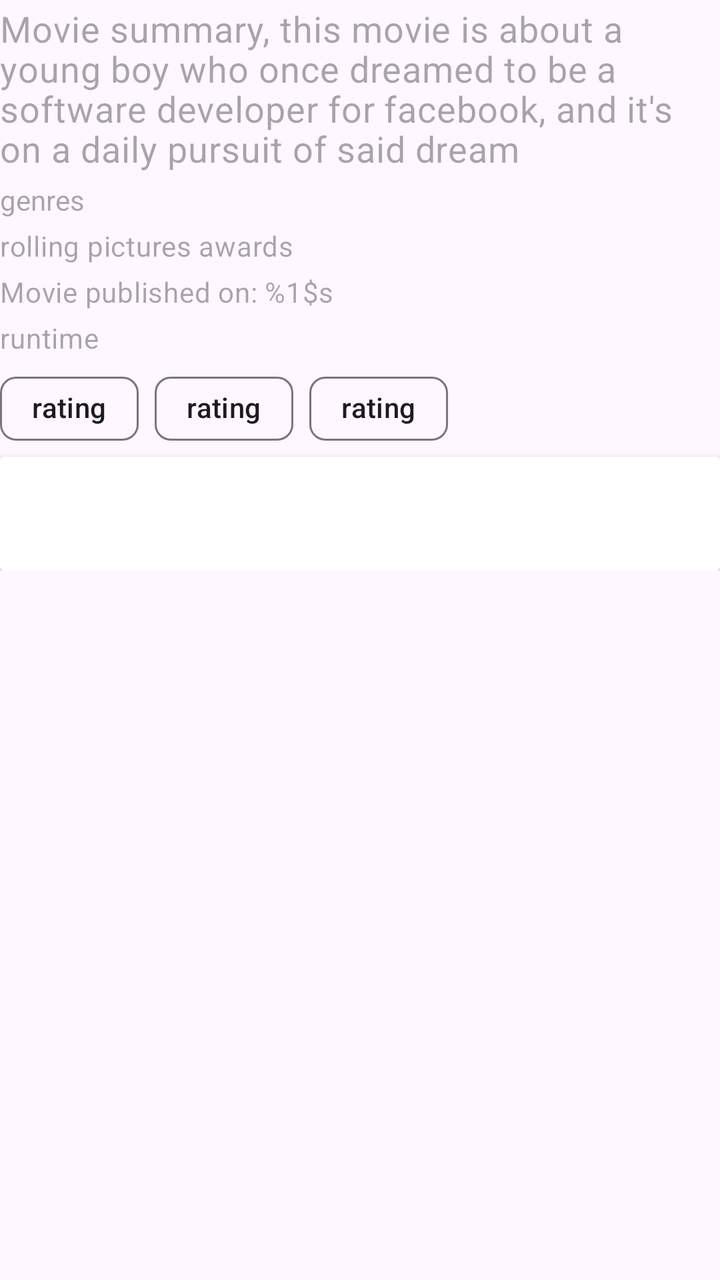
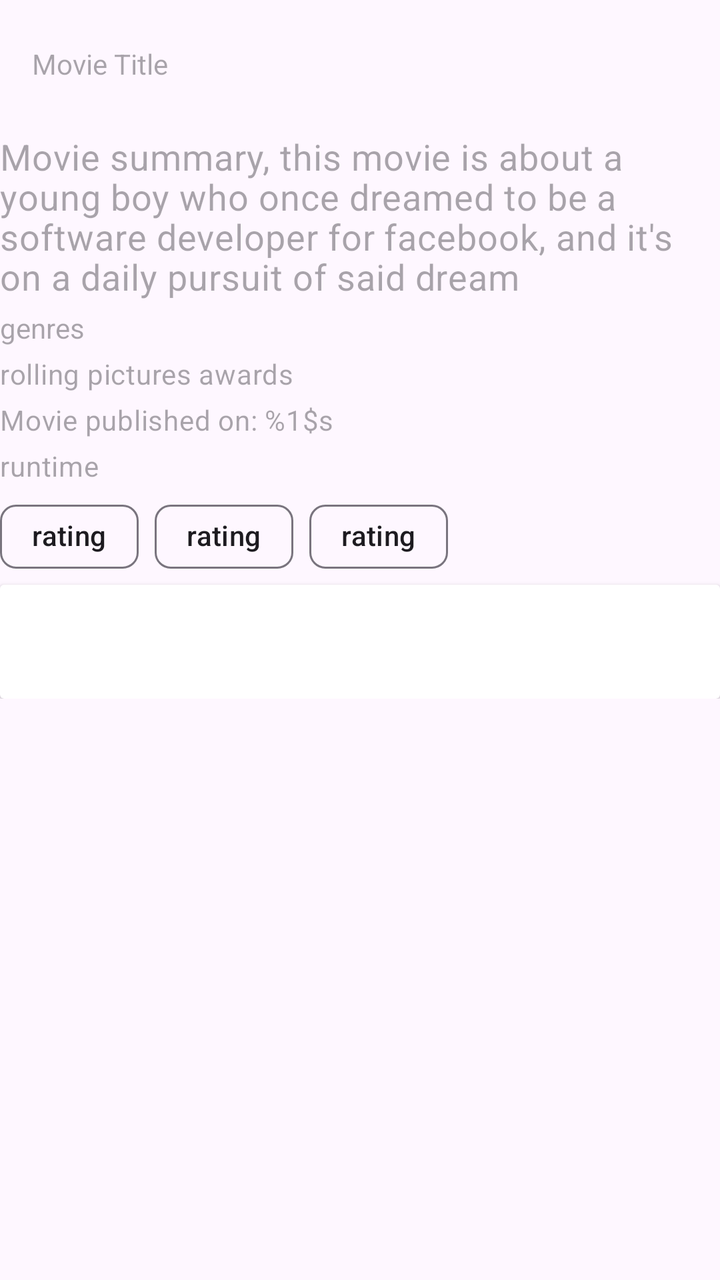

Before-and-after screenshots of an Android layout around one commit, followed by the original layout XML and the change that was made.
<!-- AndroidManifest.xml: another module's application theme Theme.MovieCatalog -->
<!-- res/layout/fragment_movie_details.xml -->
<?xml version="1.0" encoding="utf-8"?>
<androidx.core.widget.NestedScrollView xmlns:android="http://schemas.android.com/apk/res/android"
    xmlns:app="http://schemas.android.com/apk/res-auto"
    xmlns:tools="http://schemas.android.com/tools"
    android:layout_width="match_parent"
    android:layout_height="match_parent"
    android:layout_margin="@dimen/eight_dimen">

    <LinearLayout
        android:layout_width="match_parent"
        android:layout_height="match_parent"
        android:orientation="vertical">

        <androidx.recyclerview.widget.RecyclerView
            android:id="@+id/list_images"
            android:layout_width="match_parent"
            android:layout_height="wrap_content"
            tools:listitem="@layout/image_entry" />

        <com.google.android.material.textview.MaterialTextView
            android:id="@+id/movie_summary"
            style="?attr/textAppearanceBodyMedium"
            android:layout_width="match_parent"
            android:layout_height="wrap_content"
            android:layout_marginVertical="2dp"
            android:hint="@string/movie_summary"
            android:textSize="18sp" />

        <com.google.android.material.textview.MaterialTextView
            android:id="@+id/movie_genres"
            android:layout_width="match_parent"
            android:layout_height="wrap_content"
            android:layout_marginVertical="2dp"
            android:hint="@string/genres" />


        <com.google.android.material.textview.MaterialTextView
            android:id="@+id/movie_awards"
            style="@style/TextAppearance.Material3.BodyMedium"
            android:layout_width="match_parent"
            android:layout_height="wrap_content"
            android:layout_marginVertical="2dp"
            android:hint="@string/awards" />

        <com.google.android.material.textview.MaterialTextView
            android:id="@+id/movie_publication_date"
            style="@style/TextAppearance.Material3.BodyMedium"
            android:layout_width="wrap_content"
            android:layout_height="wrap_content"
            android:layout_marginVertical="2dp"
            android:hint="@string/movie_published_on" />

        <com.google.android.material.textview.MaterialTextView
            android:id="@+id/movie_runtime"
            style="@style/TextAppearance.Material3.BodyMedium"
            android:layout_width="wrap_content"
            android:layout_height="wrap_content"
            android:layout_marginVertical="2dp"
            android:hint="@string/runtime" />

        <com.google.android.material.chip.ChipGroup
            android:id="@+id/chip_rating_group"
            android:layout_width="match_parent"
            android:layout_height="wrap_content"
            android:layoutDirection="locale"
            app:chipSpacing="@dimen/sixteen_dimen"
            app:singleLine="true">

            <com.google.android.material.chip.Chip
                android:id="@+id/imdb_chip"
                android:layout_width="wrap_content"
                android:layout_height="wrap_content"
                android:text="@string/rating" />

            <com.google.android.material.chip.Chip
                android:id="@+id/r_tomatoes_chip"
                android:layout_width="wrap_content"
                android:layout_height="wrap_content"
                android:text="@string/rating" />

            <com.google.android.material.chip.Chip
                android:id="@+id/movie_db_chip"
                android:layout_width="wrap_content"
                android:layout_height="wrap_content"
                android:text="@string/rating" />

        </com.google.android.material.chip.ChipGroup>

        <androidx.recyclerview.widget.RecyclerView
            android:id="@+id/list_actors"
            android:layout_width="match_parent"
            android:layout_height="wrap_content"
            tools:listitem="@layout/actors_entry" />

        <androidx.cardview.widget.CardView
            android:layout_width="match_parent"
            android:layout_height="wrap_content">

            <LinearLayout
                android:layout_width="match_parent"
                android:layout_height="wrap_content"
                android:orientation="vertical">

                <TextView
                    android:id="@+id/movie_budget"
                    android:layout_width="match_parent"
                    android:layout_height="wrap_content" />

                <TextView
                    android:id="@+id/movie_open_weekend_gross"
                    android:layout_width="match_parent"
                    android:layout_height="wrap_content" />

                <TextView
                    android:id="@+id/movie_world_wide_gross"
                    android:layout_width="match_parent"
                    android:layout_height="wrap_content" />

            </LinearLayout>
        </androidx.cardview.widget.CardView>

        <androidx.recyclerview.widget.RecyclerView
            android:id="@+id/list_similars"
            android:layout_width="match_parent"
            android:layout_height="wrap_content"
            tools:listitem="@layout/similar_entry" />

    </LinearLayout>

</androidx.core.widget.NestedScrollView>
<!-- res/layout/image_entry.xml (included above) -->
<?xml version="1.0" encoding="utf-8"?>
<androidx.cardview.widget.CardView xmlns:android="http://schemas.android.com/apk/res/android"
    android:layout_width="wrap_content"
    android:layout_height="wrap_content"
    android:layout_margin="@dimen/eight_dimen">

        <com.google.android.material.imageview.ShapeableImageView
            android:id="@+id/movie_image"
            android:layout_width="wrap_content"
            android:layout_height="250dp"
            android:src="@drawable/ic_image" />

</androidx.cardview.widget.CardView>
<!-- res/layout/actors_entry.xml (included above) -->
<?xml version="1.0" encoding="utf-8"?>
<androidx.cardview.widget.CardView xmlns:android="http://schemas.android.com/apk/res/android"
    android:layout_width="wrap_content"
    android:layout_height="wrap_content"
    android:layout_margin="@dimen/eight_dimen">

    <LinearLayout
        android:layout_width="wrap_content"
        android:layout_height="wrap_content"
        android:orientation="vertical">

        <TextView
            android:id="@+id/actor_name"
            android:layout_gravity="center_horizontal"
            android:layout_width="match_parent"
            android:layout_height="wrap_content" />

        <TextView
            android:id="@+id/actor_character"
            android:layout_gravity="center_horizontal"
            android:layout_width="match_parent"
            android:layout_height="wrap_content" />

        <ImageView
            android:id="@+id/actor_image"
            android:layout_width="wrap_content"
            android:layout_height="250dp"
            android:src="@drawable/ic_image" />
    </LinearLayout>
</androidx.cardview.widget.CardView>
<!-- res/layout/similar_entry.xml (included above) -->
<?xml version="1.0" encoding="utf-8"?>
<androidx.cardview.widget.CardView xmlns:android="http://schemas.android.com/apk/res/android"
    xmlns:app="http://schemas.android.com/apk/res-auto"
    xmlns:tools="http://schemas.android.com/tools"
    android:layout_width="wrap_content"
    android:layout_height="wrap_content"
    android:layout_margin="@dimen/eight_dimen">

    <LinearLayout
        android:layout_width="match_parent"
        android:layout_height="wrap_content"
        android:orientation="vertical"
        tools:ignore="UseCompoundDrawables">

        <TextView
            android:layout_width="match_parent"
            android:layout_height="wrap_content"
            android:layout_gravity="center_horizontal"
            android:hint="@string/title"
            android:id="@+id/similar_title" />

        <ImageView
            android:layout_width="wrap_content"
            android:layout_height="250dp"
            android:src="@drawable/ic_image"
            android:id="@+id/similar_image"
            android:contentDescription="@string/runtime" />

    </LinearLayout>
</androidx.cardview.widget.CardView>
<!-- resources referenced by this layout -->
<resources>
  <dimen name="eight_dimen">8dp</dimen>
  <dimen name="sixteen_dimen">16dp</dimen>
  <!-- drawable ic_image (drawable) -->
  <vector xmlns:android="http://schemas.android.com/apk/res/android"
      android:width="24dp"
      android:height="24dp"
      android:tint="#000000"
      android:viewportWidth="24"
      android:viewportHeight="24">
      <path
          android:fillColor="@android:color/white"
          android:pathData="M18,4H6v2l6.5,6L6,18v2h12v-3h-7l5,-5 -5,-5h7V4z" />
  </vector>
  <string name="awards">rolling pictures awards</string>
  <string name="genres">genres</string>
  <string name="movie_published_on">Movie published on: %1$s</string>
  <string name="movie_summary">Movie summary, this movie is about a young boy who once dreamed to be a software developer for facebook, and it\'s on a daily pursuit of said dream</string>
  <string name="rating">rating</string>
  <string name="runtime">runtime</string>
  <string name="title">similar title</string>
  <style name="Theme.MovieCatalog" parent="Theme.Material3.Light.NoActionBar">
          
          <item name="colorPrimary">@color/purple_500</item>
          <item name="colorPrimaryVariant">@color/purple_700</item>
          <item name="colorOnPrimary">@color/white</item>
          
          <item name="colorSecondary">@color/teal_200</item>
          <item name="colorSecondaryVariant">@color/teal_700</item>
          <item name="colorOnSecondary">@color/black</item>
          
          <item name="android:statusBarColor">@android:color/darker_gray</item>
          
      </style>
  <color name="purple_500">#FF6200EE</color>
  <color name="purple_700">#FF3700B3</color>
  <color name="white">#FFFFFFFF</color>
  <color name="teal_200">#FF03DAC5</color>
  <color name="teal_700">#FF018786</color>
  <color name="black">#FF000000</color>
</resources>

<!-- the commit's change to res/layout/fragment_movie_details.xml (unified diff, before → after) -->
@@ -11,6 +11,21 @@
         android:layout_height="match_parent"
         android:orientation="vertical">
 
+        <androidx.appcompat.widget.Toolbar
+            android:layout_width="match_parent"
+            android:layout_height="wrap_content"
+            android:id="@+id/toolbar"
+            app:layout_collapseMode="pin">
+
+            <TextView
+                android:layout_width="match_parent"
+                android:layout_height="wrap_content"
+                android:hint="@string/movie_title"
+                android:id="@+id/movie_title"
+                android:layout_gravity="center"/>
+
+        </androidx.appcompat.widget.Toolbar>
+
         <androidx.recyclerview.widget.RecyclerView
             android:id="@+id/list_images"
             android:layout_width="match_parent"
<!-- resource entries referenced after the edit -->
@@ -17,6 +17,7 @@
   <string name="genres">genres</string>
   <string name="movie_published_on">Movie published on: %1$s</string>
   <string name="movie_summary">Movie summary, this movie is about a young boy who once dreamed to be a software developer for facebook, and it\'s on a daily pursuit of said dream</string>
+  <string name="movie_title">Movie Title</string>
   <string name="rating">rating</string>
   <string name="runtime">runtime</string>
   <string name="title">similar title</string>
